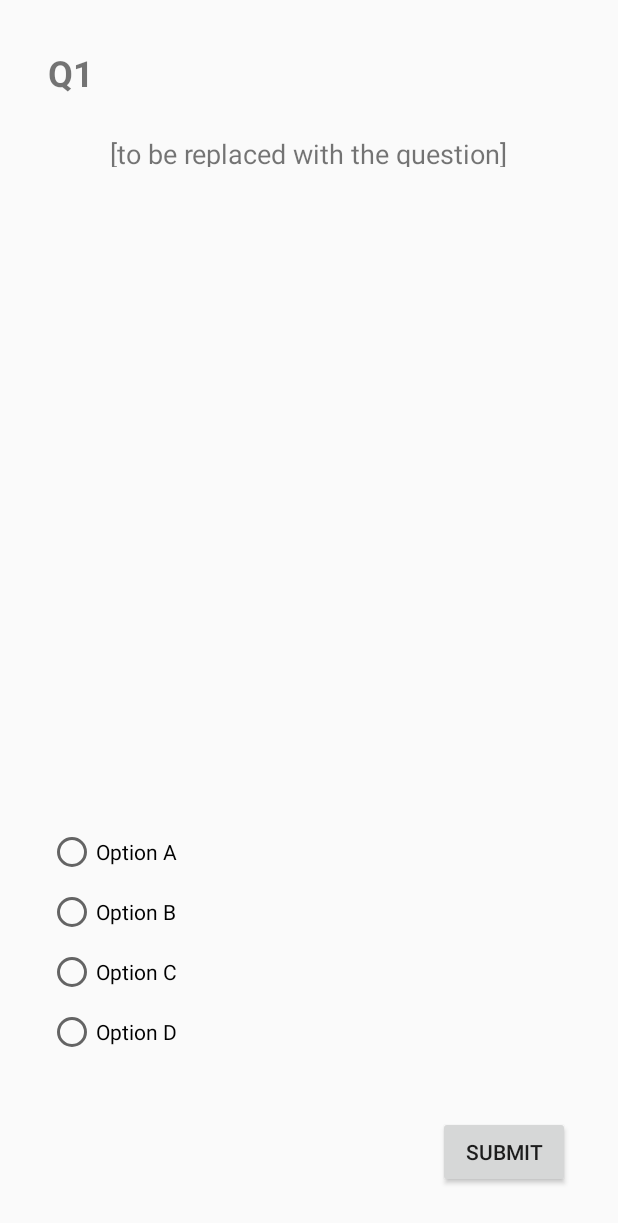
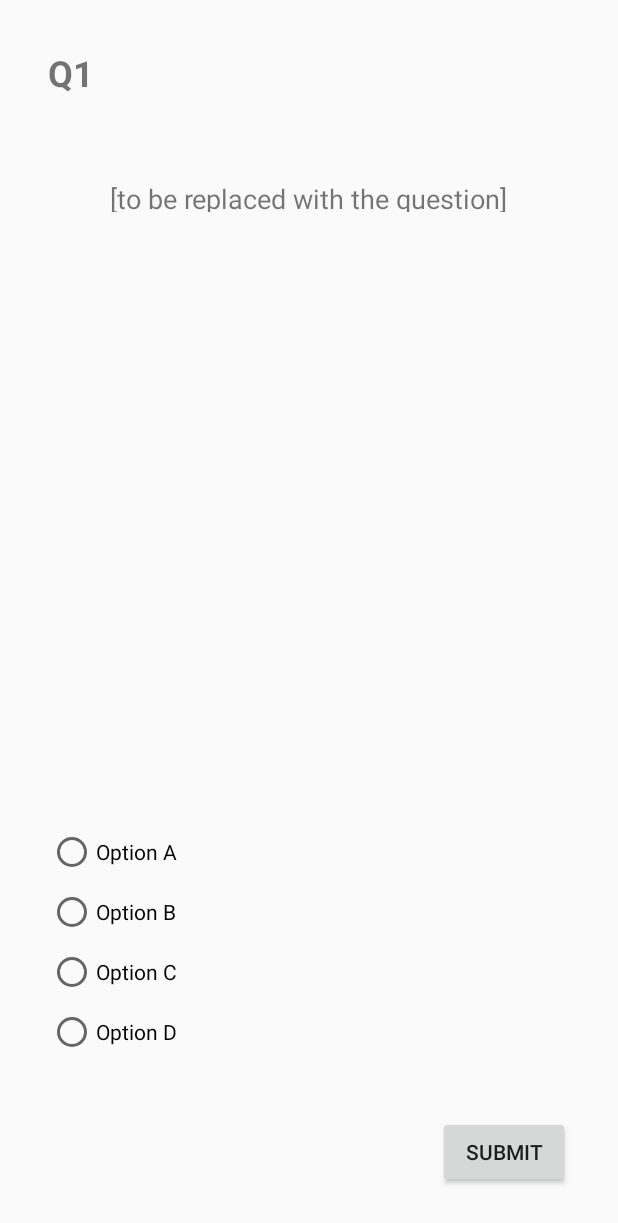
Before and after one commit to memedelacreme/AssignmentHH, an Android app: the QuizMain screen opened directly, with no data from a screen before it, on a phone screen of 412 x 824 dp. Shown: the top 1223 px of the screen. Run offline under Robolectric (Android 15) with nearby library versions, the phone set to English and light mode, and no system bars.

Commit message:
09/10/2018 | 11:11pm Started on the basics for the quiz (minor aesthetic change)

```diff
--- a/app/src/main/res/layout/activity_quiz_main.xml
+++ b/app/src/main/res/layout/activity_quiz_main.xml
@@ -12,8 +12,8 @@
         android:layout_height="match_parent">
 
         <include layout="@layout/quiz_question_mcq" />
+
         <include layout="@layout/quiz_question_blanks" />
-
 
 
     </ViewFlipper>
--- a/app/src/main/res/layout/quiz_question_blanks.xml
+++ b/app/src/main/res/layout/quiz_question_blanks.xml
@@ -24,7 +24,7 @@
         android:layout_width="wrap_content"
         android:layout_height="20dp"
         android:layout_marginStart="8dp"
-        android:layout_marginTop="90dp"
+        android:layout_marginTop="120dp"
         android:layout_marginEnd="8dp"
         android:text="TextView"
         android:textAlignment="center"
--- a/app/src/main/res/layout/quiz_question_mcq.xml
+++ b/app/src/main/res/layout/quiz_question_mcq.xml
@@ -11,7 +11,7 @@
         android:layout_width="wrap_content"
         android:layout_height="21dp"
         android:layout_marginStart="8dp"
-        android:layout_marginTop="90dp"
+        android:layout_marginTop="120dp"
         android:layout_marginEnd="8dp"
         android:text="[to be replaced with the question]"
         android:textSize="18sp"
```
